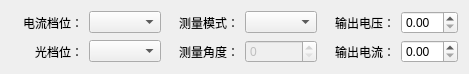
hexianqi/QtCode, file HeGui/HAngleTestSetWidget.ui: the form before one commit.
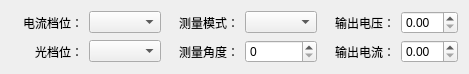
The form after the commit.

What changed in the file:
```diff
--- a/HeGui/HAngleTestSetWidget.ui
+++ b/HeGui/HAngleTestSetWidget.ui
@@ -122,11 +122,7 @@
     </widget>
    </item>
    <item row="1" column="3">
-    <widget class="QSpinBox" name="spinBox_1">
-     <property name="enabled">
-      <bool>false</bool>
-     </property>
-    </widget>
+    <widget class="QSpinBox" name="spinBox_1"/>
    </item>
    <item row="1" column="4">
     <widget class="QLabel" name="label_004">
```
Left out of the diff: 10 changed lines with no effect on the pictures.
